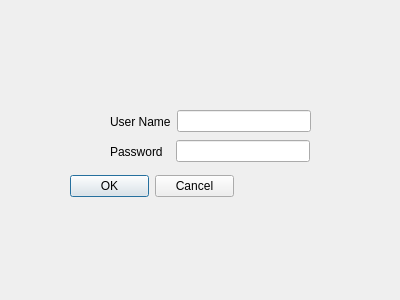
The window that CS1C-Project-Master/login.ui (AustinVaday/CS1C-Class-Project) describes before a commit, drawn with Qt 5.
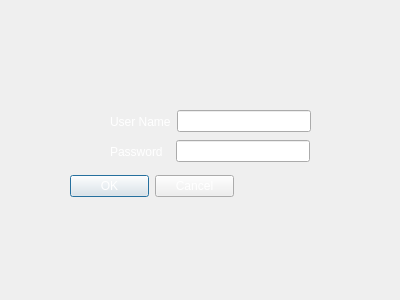
The same window after the commit. Icons and pictures are not drawn.

Patch:
```diff
--- a/CS1C-Project-Master/login.ui
+++ b/CS1C-Project-Master/login.ui
@@ -13,6 +13,9 @@
   <property name="windowTitle">
    <string>Login iRobot Inc.</string>
   </property>
+  <property name="styleSheet">
+   <string notr="true">background-image: url(:/Resources/login.jpg);</string>
+  </property>
   <widget class="QDialogButtonBox" name="buttonBox_loginPress">
    <property name="geometry">
     <rect>
@@ -22,6 +25,10 @@
      <height>32</height>
     </rect>
    </property>
+   <property name="styleSheet">
+    <string notr="true">font: 75 13pt &quot;American Typewriter&quot;;
+Color: white;</string>
+   </property>
    <property name="orientation">
     <enum>Qt::Horizontal</enum>
    </property>
@@ -41,6 +48,11 @@
    <layout class="QHBoxLayout" name="horizontalLayout">
     <item>
      <widget class="QLabel" name="label">
+      <property name="styleSheet">
+       <string notr="true">font: 75 13pt &quot;American Typewriter&quot;;
+Color: white;
+</string>
+      </property>
       <property name="text">
        <string>User Name</string>
       </property>
@@ -63,6 +75,10 @@
    <layout class="QHBoxLayout" name="horizontalLayout_2">
     <item>
      <widget class="QLabel" name="label_2">
+      <property name="styleSheet">
+       <string notr="true">font: 75 13pt &quot;American Typewriter&quot;;
+Color: white;</string>
+      </property>
       <property name="text">
        <string>Password  </string>
       </property>
```
Left out of the diff: 11 changed lines with no effect on the pictures.
